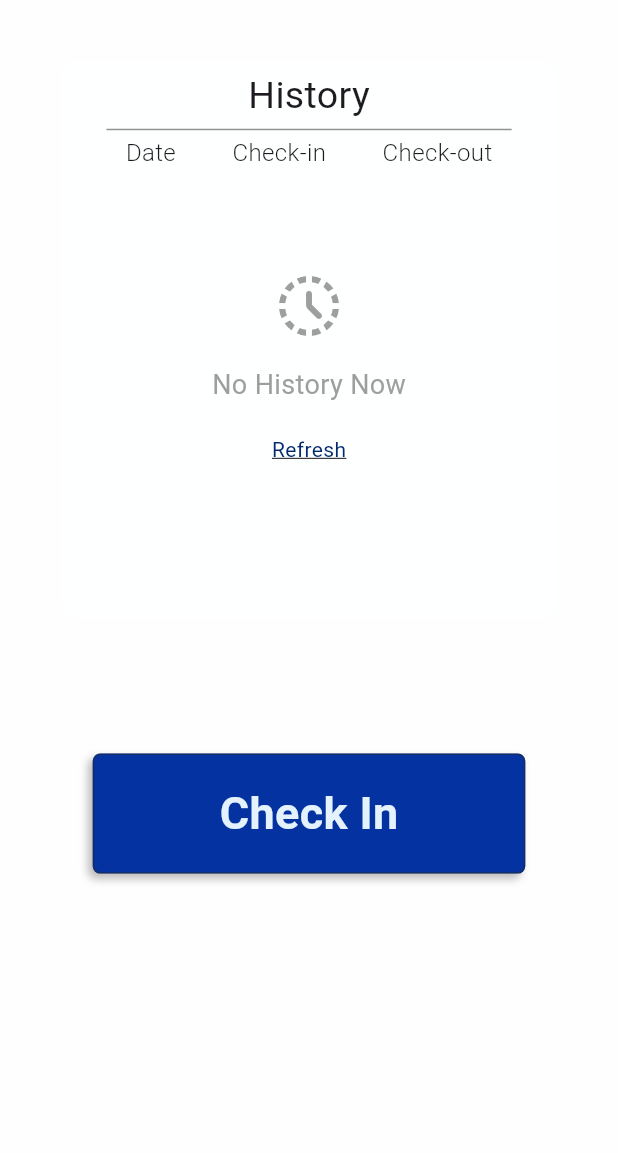
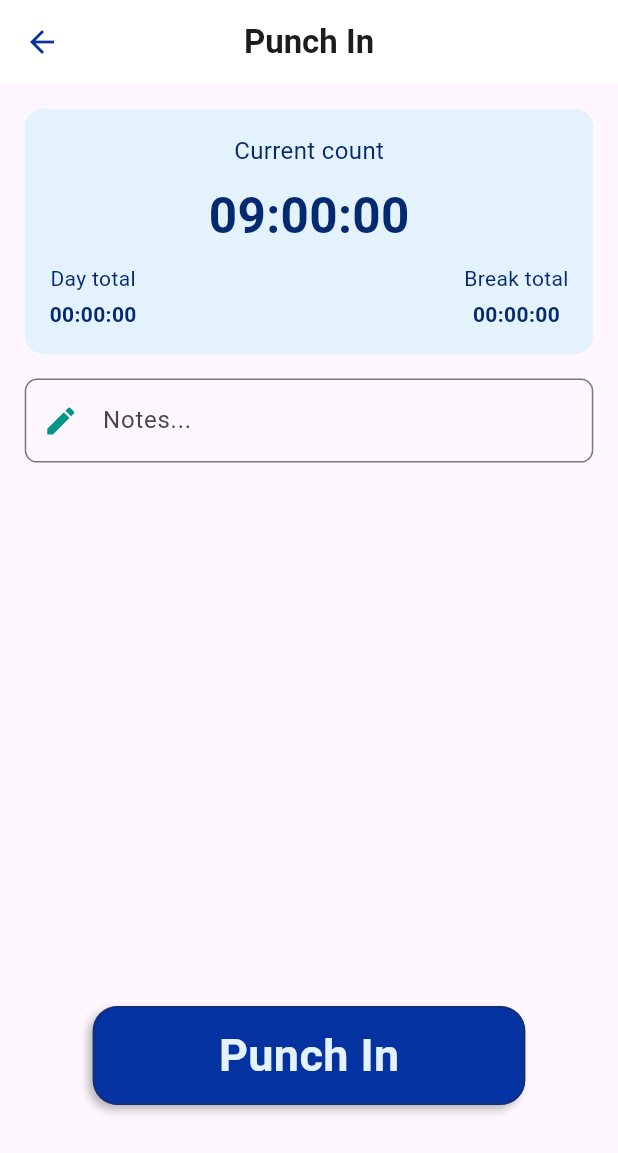
Before and after one commit to KwesiEren/timesheet_project, a Flutter app: the PunchInPage screen opened directly, after a tap on "Check In", on a phone screen of 412 x 824 dp. Shown: the top 1153 px of the screen. Run offline on Flutter 3.47's test engine with Material 3 defaults, Android fonts, the phone set to English and light mode, and no system bars; our stand-ins replace dio, get, table_calendar; network calls fail.

Commit message:
Done With Check-in screen

```diff
--- a/lib/presentation/pages/main_activity/dashboard_page.dart
+++ b/lib/presentation/pages/main_activity/dashboard_page.dart
@@ -2,7 +2,7 @@ import 'package:flutter/material.dart';
 import 'package:timesheet_project/presentation/pages/main_activity/activities_page.dart';
 import 'package:timesheet_project/presentation/pages/main_activity/announcement_page.dart';
 import 'package:timesheet_project/presentation/pages/main_activity/calendar_page.dart';
-import 'package:timesheet_project/presentation/pages/main_activity/checkin_page.dart';
+import 'package:timesheet_project/presentation/pages/main_activity/timecard_page.dart';
 import 'package:timesheet_project/shared/components/appbar/appbar1.dart';
 import '../../../shared/components/curvednavbar/navbar.dart';
 
--- a/lib/presentation/pages/main_activity/checkin_page.dart
+++ b/lib/presentation/pages/main_activity/timecard_page.dart
@@ -1,8 +1,9 @@
 import 'package:flutter/material.dart';
+import 'package:get/get.dart';
+import 'package:timesheet_project/presentation/pages/side_activity/checkin_page.dart';
 import 'package:timesheet_project/shared/components/button_1.dart';
 import 'package:timesheet_project/shared/theme_control.dart';
 
-import '../../../models/employee.dart';
 import '../../../services/api.dart';
 
 class PunchInPage extends StatefulWidget {
@@ -47,6 +48,14 @@ class _PunchInPageState extends State<PunchInPage> {
       isLoading = false; // Ensure loading is stopped });
       debugPrint('Refresh finished'); // Debugging log
     });
+  }
+
+  void _toNextScreen(Widget destination) async {
+    Get.to(() => destination);
+  }
+
+  void _toPreviousScreen() async {
+    Get.back();
   }
 
   @override
@@ -207,7 +216,9 @@ class _PunchInPageState extends State<PunchInPage> {
               height: screen.height * 0.1,
             ),
             ActionButton1(
-                onPressed: () {},
+                onPressed: () {
+                  _toNextScreen(PunchInScreen());
+                },
                 text: 'Check In',
                 txtcolor: ThemeCtrl.colors.color3,
                 btnWidth: screen.width * 0.7,
--- /dev/null
+++ b/lib/presentation/pages/side_activity/checkin_page.dart
@@ -0,0 +1,325 @@
+import 'dart:async';
+
+import 'package:flutter/material.dart';
+import 'package:get/get.dart';
+import 'package:timesheet_project/shared/placeholders.dart';
+import 'package:timesheet_project/shared/theme_control.dart';
+
+import '../../../shared/components/button_1.dart';
+
+class PunchInScreen extends StatefulWidget {
+  @override
+  _PunchInScreenState createState() => _PunchInScreenState();
+}
+
+class _PunchInScreenState extends State<PunchInScreen> {
+  Duration remainingTime = const Duration(hours: 9);
+  bool isBreakActive = false;
+  bool isTimerRunning = false;
+  Timer? countdown;
+  Timer? worktimer;
+  Timer? breaktimer;
+  Duration elapsedWorkTime = Duration.zero;
+  Duration elapsedBreakTime = Duration.zero;
+
+  void startTimer() {
+    if (worktimer != null && worktimer!.isActive) {
+      // Prevent multiple work timers from starting
+      return;
+    }
+
+    setState(() {
+      isTimerRunning = true;
+    });
+
+    worktimer = Timer.periodic(const Duration(seconds: 1), (timer) {
+      setState(() {
+        elapsedWorkTime = elapsedWorkTime + const Duration(seconds: 1);
+      });
+    });
+  }
+
+  void pauseTimer() {
+    if (worktimer != null) {
+      worktimer?.cancel();
+    }
+
+    setState(() {
+      isBreakActive = true;
+    });
+  }
+
+  void stopTimer() {
+    if (worktimer != null) {
+      worktimer?.cancel();
+    }
+
+    setState(() {
+      isTimerRunning = false;
+    });
+  }
+
+  void resetTimer() {
+    stopTimer(); // Ensure timer is stopped before resetting
+    setState(() {
+      elapsedWorkTime = Duration.zero;
+      elapsedBreakTime = Duration.zero;
+    });
+  }
+
+  void startBreakTimer() {
+    pauseTimer();
+    breaktimer = Timer.periodic(const Duration(seconds: 1), (worktimer) {
+      setState(() {
+        elapsedBreakTime = elapsedBreakTime + const Duration(seconds: 1);
+      });
+    });
+  }
+
+  void stopBreakTimer() {
+    setState(() {
+      isBreakActive = false;
+    });
+    breaktimer?.cancel();
+  }
+
+  // Starts the countdown timer
+  void _startCountdown() {
+    if (countdown != null && countdown!.isActive) {
+      // Prevent multiple countdown timers from starting
+      return;
+    }
+
+    // setState(() {
+    //   isTimerRunning = true;
+    // });
+    startTimer();
+
+    countdown = Timer.periodic(const Duration(seconds: 1), (timer) {
+      if (remainingTime.inSeconds > 0) {
+        setState(() {
+          remainingTime = remainingTime - const Duration(seconds: 1);
+        });
+      } else {
+        countdown!.cancel();
+        stopTimer();
+        stopBreakTimer();
+      }
+    });
+  }
+
+  void _stopCountdown() {
+    if (countdown != null) {
+      countdown?.cancel();
+    }
+
+    setState(() {
+      // isTimerRunning = false;
+      stopTimer(); // Reset elapsed work time properly
+    });
+  }
+
+  String formatDuration(Duration duration) {
+    String twoDigits(int n) => n.toString().padLeft(2, '0');
+    String hours = twoDigits(duration.inHours);
+    String minutes = twoDigits(duration.inMinutes.remainder(60));
+    String seconds = twoDigits(duration.inSeconds.remainder(60));
+    return "$hours:$minutes:$seconds";
+  }
+
+  @override
+  void dispose() {
+    worktimer?.cancel();
+    super.dispose();
+  }
+
+  void _toPreviousScreen() {
+    Get.back();
+  }
+
+  @override
+  Widget build(BuildContext context) {
+    var screen = MediaQuery.of(context).size;
+    var textScale = MediaQuery.of(context).textScaleFactor;
+
+    return Scaffold(
+      appBar: AppBar(
+        backgroundColor: Colors.white,
+        elevation: 0,
+        leading: IconButton(
+          icon: Icon(Icons.arrow_back, color: ThemeCtrl.colors.colorbtn1),
+          onPressed: _toPreviousScreen,
+        ),
+        title: const Text(
+          'Punch In',
+          style: TextStyle(fontWeight: FontWeight.bold),
+        ),
+        centerTitle: true,
+      ),
+      body: SingleChildScrollView(
+        child: Padding(
+          padding: EdgeInsets.symmetric(
+            horizontal: screen.width * 0.04,
+            vertical: screen.height * 0.02,
+          ),
+          child: Column(
+            children: [
+              // Timer Section
+              Container(
+                padding: EdgeInsets.all(screen.width * 0.04),
+                width: double.infinity,
+                decoration: BoxDecoration(
+                  color: isTimerRunning
+                      ? ThemeCtrl.colors.colorbtn1
+                      : ThemeCtrl.colors.color3,
+                  borderRadius: BorderRadius.circular(screen.width * 0.03),
+                ),
+                child: Column(
+                  children: [
+                    Text(
+                      'Current count',
+                      style: TextStyle(
+                        fontSize: 16 * textScale,
+                        color: isTimerRunning
+                            ? ThemeCtrl.colors.colorw
+                            : ThemeCtrl.colors.colortxt1,
+                      ),
+                    ),
+                    SizedBox(height: screen.height * 0.01),
+                    Text(
+                      formatDuration(remainingTime),
+                      style: TextStyle(
+                        fontSize: screen.width * 0.08,
+                        fontWeight: FontWeight.bold,
+                        color: isTimerRunning
+                            ? ThemeCtrl.colors.color3
+                            : ThemeCtrl.colors.colortxt1,
+                      ),
+                    ),
+                    if (isTimerRunning)
+                      Column(
+                        children: [
+                          SizedBox(height: screen.height * 0.02),
+                          Icon(
+                            Icons.timelapse_rounded,
+                            color: ThemeCtrl.colors.colorw,
+                            size: screen.width * 0.3,
+                          ),
+                          SizedBox(height: screen.height * 0.03),
+                        ],
+                      )
+                    else
+                      SizedBox(height: screen.height * 0.01),
+                    Row(
+                      mainAxisAlignment: MainAxisAlignment.spaceBetween,
+                      children: [
+                        MyPlaceholders.StatColumn1(
+                          label: 'Day total',
+                          value: formatDuration(elapsedWorkTime),
+                          color: isTimerRunning
+                              ? ThemeCtrl.colors.color3
+                              : ThemeCtrl.colors.colortxt1,
+                        ),
+                        MyPlaceholders.StatColumn1(
+                          label: 'Break total',
+                          value: formatDuration(elapsedBreakTime),
+                          color: isTimerRunning
+                              ? ThemeCtrl.colors.color3
+                              : ThemeCtrl.colors.colortxt1,
+                        ),
+                      ],
+                    ),
+                  ],
+                ),
+              ),
+
+              SizedBox(height: screen.height * 0.02),
+
+              // Notes Section
+              TextField(
+                decoration: InputDecoration(
+                  hintText: 'Notes...',
+                  prefixIcon: const Icon(Icons.edit, color: Colors.teal),
+                  border: OutlineInputBorder(
+                    borderRadius: BorderRadius.circular(screen.width * 0.02),
+                  ),
+                ),
+              ),
+
+              // const Spacer(),
+              SizedBox(height: screen.height * 0.03),
+
+              // Buttons Section
+              if (isTimerRunning)
+                Column(
+                  children: [
+                    SizedBox(height: screen.height * 0.1),
+                    isBreakActive
+                        ? ActionButton1(
+                            onPressed: () {
+                              stopBreakTimer();
+                              startTimer();
+                            },
+                            text: 'Continue',
+                            txtcolor: ThemeCtrl.colors.color3,
+                            btnWidth: screen.width * 0.7,
+                            btnHeight: screen.height * 0.06,
+                            size: 20,
+                            btnColor: ThemeCtrl.colors.colorg,
+                            borderRadius: screen.height * 0.02,
+                          )
+                        : ActionButton1(
+                            onPressed: () {
+                              startBreakTimer();
+                            },
+                            text: 'Break',
+                            txtcolor: ThemeCtrl.colors.color3,
+                            btnWidth: screen.width * 0.7,
+                            btnHeight: screen.height * 0.06,
+                            size: 20,
+                            btnColor: ThemeCtrl.colors.colorg,
+                            borderRadius: screen.height * 0.02,
+                          ),
+                    SizedBox(height: screen.height * 0.02),
+                    ActionButton1(
+                      onPressed: () {
+                        _stopCountdown();
+                        // stopTimer();
+                        // resetTimer();
+                      },
+                      text: 'Punch Out',
+                      txtcolor: ThemeCtrl.colors.color3,
+                      btnWidth: screen.width * 0.7,
+                      btnHeight: screen.height * 0.08,
+                      size: 20,
+                      btnColor: ThemeCtrl.colors.colorr,
+                      borderRadius: screen.height * 0.02,
+                    ),
+                  ],
+                )
+              else
+                Column(
+                  children: [
+                    SizedBox(height: screen.height * 0.4),
+                    ActionButton1(
+                      onPressed: () {
+                        // startTimer();
+                        _startCountdown();
+                      },
+                      text: 'Punch In',
+                      txtcolor: ThemeCtrl.colors.color3,
+                      btnWidth: screen.width * 0.7,
+                      btnHeight: screen.height * 0.08,
+                      size: 30,
+                      btnColor: ThemeCtrl.colors.colorbtn1,
+                      borderRadius: screen.height * 0.02,
+                    ),
+                  ],
+                ),
+            ],
+          ),
+        ),
+      ),
+    );
+  }
+}
--- a/lib/shared/color_constant.dart
+++ b/lib/shared/color_constant.dart
@@ -15,6 +15,8 @@ class AppColors {
   final coloricn = const Color(0xFF03296E);
   final colorw = const Color(0xFFFEFFFF);
   final nocolor = const Color(0x00FEFFFF);
+  final colorg = const Color(0xFF28CF36);
+  final colorr = const Color(0xFFC52323);
 
   const AppColors();
 }
--- /dev/null
+++ b/lib/shared/placeholders.dart
@@ -0,0 +1,20 @@
+import 'package:flutter/material.dart';
+
+class MyPlaceholders {
+  static Widget StatColumn1({
+    required String label,
+    required String value,
+    required Color color,
+  }) {
+    return Column(
+      children: [
+        Text(label, style: TextStyle(color: color)),
+        const SizedBox(height: 4),
+        Text(
+          value,
+          style: TextStyle(color: color, fontWeight: FontWeight.bold),
+        ),
+      ],
+    );
+  }
+}
--- a/pubspec.yaml
+++ b/pubspec.yaml
@@ -38,6 +38,7 @@ dependencies:
   get: ^4.6.6
   table_calendar: ^3.1.3
   dio: ^5.7.0
+  shared_preferences: ^2.3.5
 
 
 dev_dependencies:
```
Also changed, not shown: lib/presentation/pages/main_activity/home_page.dart (+86 -3 lines), lib/shared/font_constant.dart (deleted), lib/shared/sharedpreferences.dart (added), pubspec.lock.
